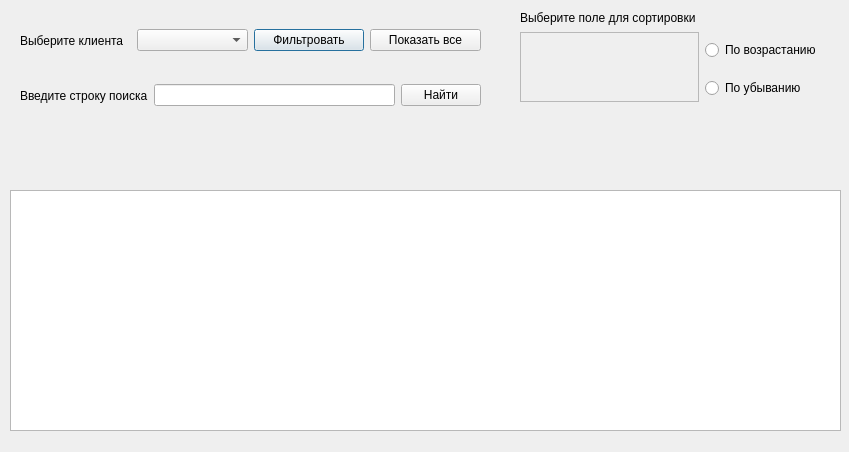
Above: QtDesign/main_window.ui from Jaatio/API_forbd before the change. Below: the same form after it.
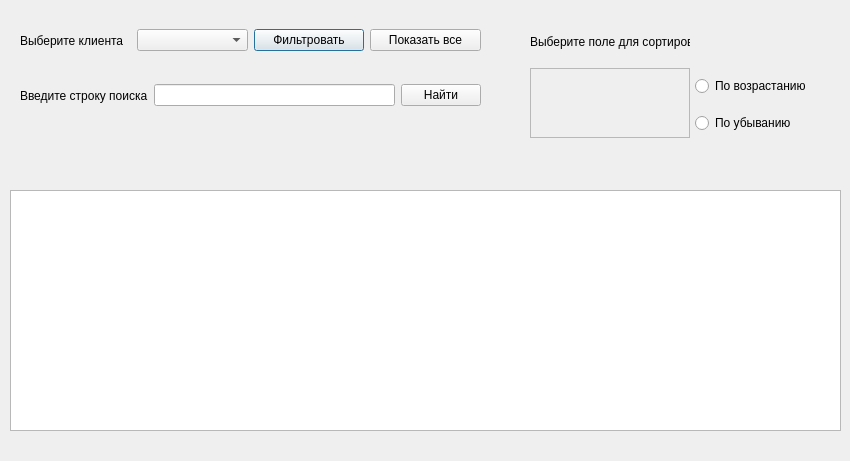
That is the form after the change.

```diff
--- a/QtDesign/main_window.ui
+++ b/QtDesign/main_window.ui
@@ -6,12 +6,24 @@
    <rect>
     <x>0</x>
     <y>0</y>
-    <width>849</width>
-    <height>452</height>
+    <width>850</width>
+    <height>461</height>
    </rect>
   </property>
+  <property name="minimumSize">
+   <size>
+    <width>850</width>
+    <height>461</height>
+   </size>
+  </property>
+  <property name="maximumSize">
+   <size>
+    <width>850</width>
+    <height>461</height>
+   </size>
+  </property>
   <property name="windowTitle">
-   <string>Dialog</string>
+   <string>Практическая работа №4</string>
   </property>
   <widget class="QTableView" name="tableView_information">
    <property name="geometry">
@@ -94,24 +106,25 @@
      <x>520</x>
      <y>10</y>
      <width>301</width>
-     <height>92</height>
+     <height>138</height>
     </rect>
    </property>
    <layout class="QGridLayout" name="gridLayout">
-    <item row="2" column="1">
-     <widget class="QRadioButton" name="radioButton_ascending">
-      <property name="text">
-       <string>По возрастанию</string>
-      </property>
-     </widget>
-    </item>
-    <item row="3" column="1">
-     <widget class="QRadioButton" name="radioButton_descending">
-      <property name="text">
-       <string>По убыванию</string>
-      </property>
-     </widget>
-    </item>
+    <property name="leftMargin">
+     <number>10</number>
+    </property>
+    <property name="topMargin">
+     <number>10</number>
+    </property>
+    <property name="rightMargin">
+     <number>10</number>
+    </property>
+    <property name="bottomMargin">
+     <number>10</number>
+    </property>
+    <property name="spacing">
+     <number>5</number>
+    </property>
     <item row="1" column="0">
      <widget class="QLabel" name="label_3">
       <property name="text">
@@ -119,6 +132,20 @@
       </property>
      </widget>
     </item>
+    <item row="3" column="1">
+     <widget class="QRadioButton" name="radioButton_descending">
+      <property name="text">
+       <string>По убыванию</string>
+      </property>
+     </widget>
+    </item>
+    <item row="2" column="1">
+     <widget class="QRadioButton" name="radioButton_ascending">
+      <property name="text">
+       <string>По возрастанию</string>
+      </property>
+     </widget>
+    </item>
     <item row="2" column="0" rowspan="2">
      <widget class="QScrollArea" name="scrollArea_field_for_sorting">
       <property name="widgetResizable">
@@ -129,7 +156,7 @@
         <rect>
          <x>0</x>
          <y>0</y>
-         <width>185</width>
+         <width>168</width>
          <height>69</height>
         </rect>
        </property>
```
